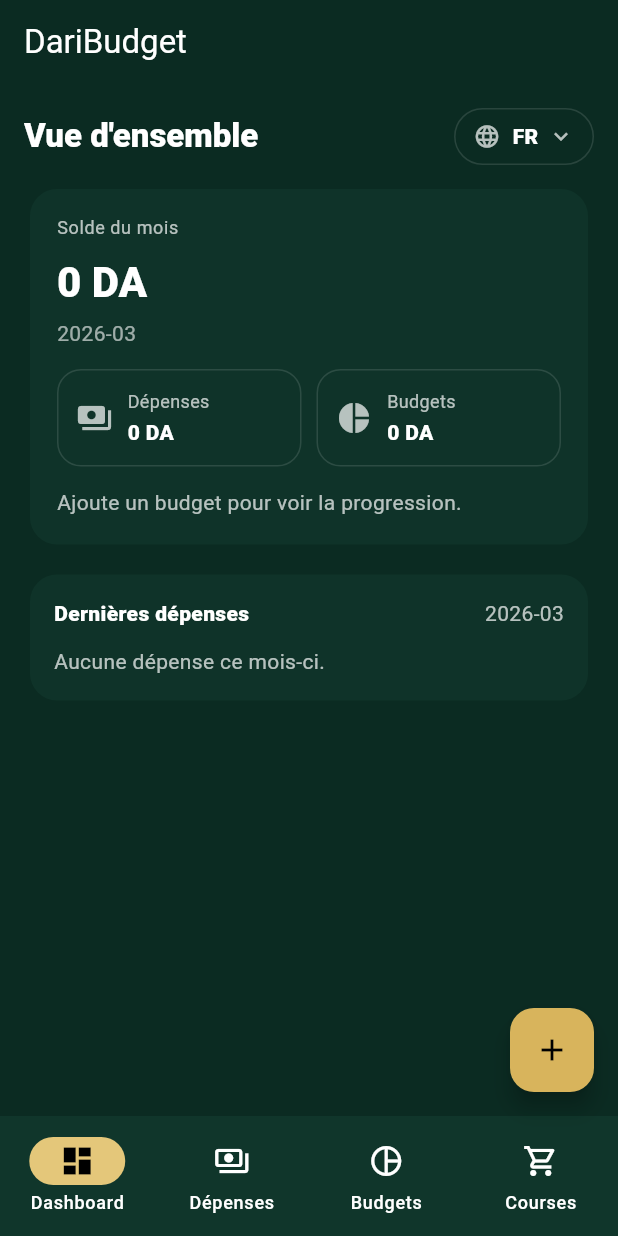
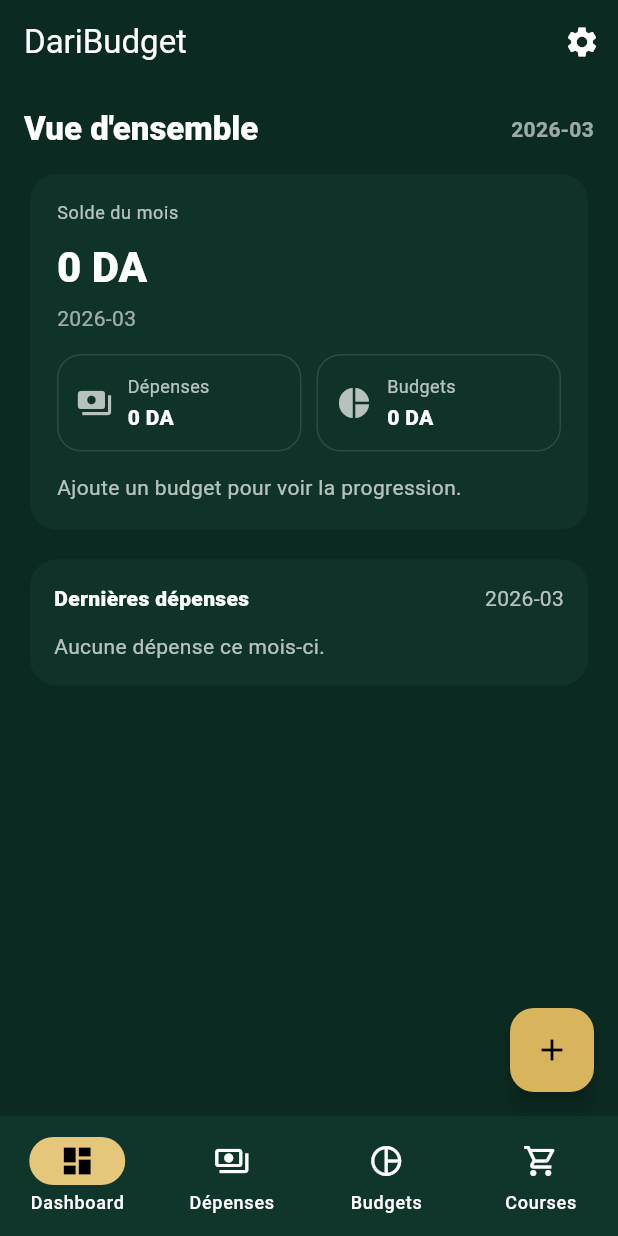
Before and after one commit to AfifBen/daribudget, a Flutter app: the screen it shows after launch, on a phone screen of 412 x 824 dp. Run offline on Flutter 3.47's test engine with Material 3 defaults, Android fonts, the phone set to English and light mode, and no system bars; our stand-ins replace drift, go_router; accounts and stored records are empty; generated files the repository leaves out were written again.

Commit message:
Move language selection back to Settings only

```diff
--- a/lib/features/dashboard/dashboard_screen.dart
+++ b/lib/features/dashboard/dashboard_screen.dart
@@ -1,7 +1,7 @@
 import 'package:flutter/material.dart';
+import 'package:go_router/go_router.dart';
 import 'package:provider/provider.dart';
 
-import '../../app/app_state.dart';
 import '../../db/app_db.dart';
 import '../budgets/budgets_screen.dart';
 import '../expenses/expenses_screen.dart';
@@ -30,6 +30,12 @@ class _DashboardScreenState extends State<DashboardScreen> {
       appBar: AppBar(
         title: const Text('DariBudget'),
         centerTitle: false,
+        actions: [
+          IconButton(
+            onPressed: () => context.go('/settings'),
+            icon: const Icon(Icons.settings),
+          ),
+        ],
       ),
       body: SafeArea(child: pages[index]),
       floatingActionButton: index == 0
@@ -157,9 +163,6 @@ class _TopBar extends StatelessWidget {
 
   @override
   Widget build(BuildContext context) {
-    final appState = context.watch<AppState>();
-    final code = appState.locale?.languageCode ?? 'fr';
-
     return Row(
       children: [
         Expanded(
@@ -168,48 +171,8 @@ class _TopBar extends StatelessWidget {
             style: Theme.of(context).textTheme.titleLarge?.copyWith(fontWeight: FontWeight.w900),
           ),
         ),
-        _LangChip(
-          code: code,
-          onTap: () => _showLanguagePicker(context),
-        ),
+        Text(month, style: const TextStyle(color: Colors.white60, fontWeight: FontWeight.w700)),
       ],
-    );
-  }
-}
-
-class _LangChip extends StatelessWidget {
-  final String code;
-  final VoidCallback onTap;
-  const _LangChip({required this.code, required this.onTap});
-
-  @override
-  Widget build(BuildContext context) {
-    final label = switch (code) {
-      'ar' => 'AR',
-      'en' => 'EN',
-      _ => 'FR',
-    };
-
-    return InkWell(
-      onTap: onTap,
-      borderRadius: BorderRadius.circular(999),
-      child: Container(
-        padding: const EdgeInsets.symmetric(horizontal: 12, vertical: 8),
-        decoration: BoxDecoration(
-          borderRadius: BorderRadius.circular(999),
-          border: Border.all(color: Colors.white12),
-        ),
-        child: Row(
-          mainAxisSize: MainAxisSize.min,
-          children: [
-            const Icon(Icons.language, size: 18, color: Colors.white70),
-            const SizedBox(width: 8),
-            Text(label, style: const TextStyle(fontWeight: FontWeight.w800)),
-            const SizedBox(width: 6),
-            const Icon(Icons.expand_more, size: 18, color: Colors.white70),
-          ],
-        ),
-      ),
     );
   }
 }
@@ -323,54 +286,6 @@ class _StatPill extends StatelessWidget {
   }
 }
 
-void _showLanguagePicker(BuildContext context) {
-  final appState = context.read<AppState>();
-  final current = appState.locale?.languageCode ?? 'fr';
-
-  showModalBottomSheet(
-    context: context,
-    showDragHandle: true,
-    builder: (_) {
-      return SafeArea(
-        child: Column(
-          mainAxisSize: MainAxisSize.min,
-          children: [
-            const ListTile(title: Text('Langue', style: TextStyle(fontWeight: FontWeight.w900))),
-            _LangTile(code: 'fr', label: 'Français', selected: current == 'fr', onTap: () => appState.setLocaleByCode('fr')),
-            _LangTile(code: 'ar', label: 'العربية (RTL)', selected: current == 'ar', onTap: () => appState.setLocaleByCode('ar')),
-            _LangTile(code: 'en', label: 'English', selected: current == 'en', onTap: () => appState.setLocaleByCode('en')),
-            const SizedBox(height: 8),
-          ],
-        ),
-      );
-    },
-  ).whenComplete(() {
-    // Close only, state already updated
-  });
-}
-
-class _LangTile extends StatelessWidget {
-  final String code;
-  final String label;
-  final bool selected;
-  final VoidCallback onTap;
-
-  const _LangTile({required this.code, required this.label, required this.selected, required this.onTap});
-
-  @override
-  Widget build(BuildContext context) {
-    return ListTile(
-      leading: const Icon(Icons.language),
-      title: Text(label),
-      trailing: selected ? const Icon(Icons.check) : null,
-      onTap: () {
-        onTap();
-        Navigator.pop(context);
-      },
-    );
-  }
-}
-
 void _showQuickActions(BuildContext context) {
   showModalBottomSheet(
     context: context,
```
